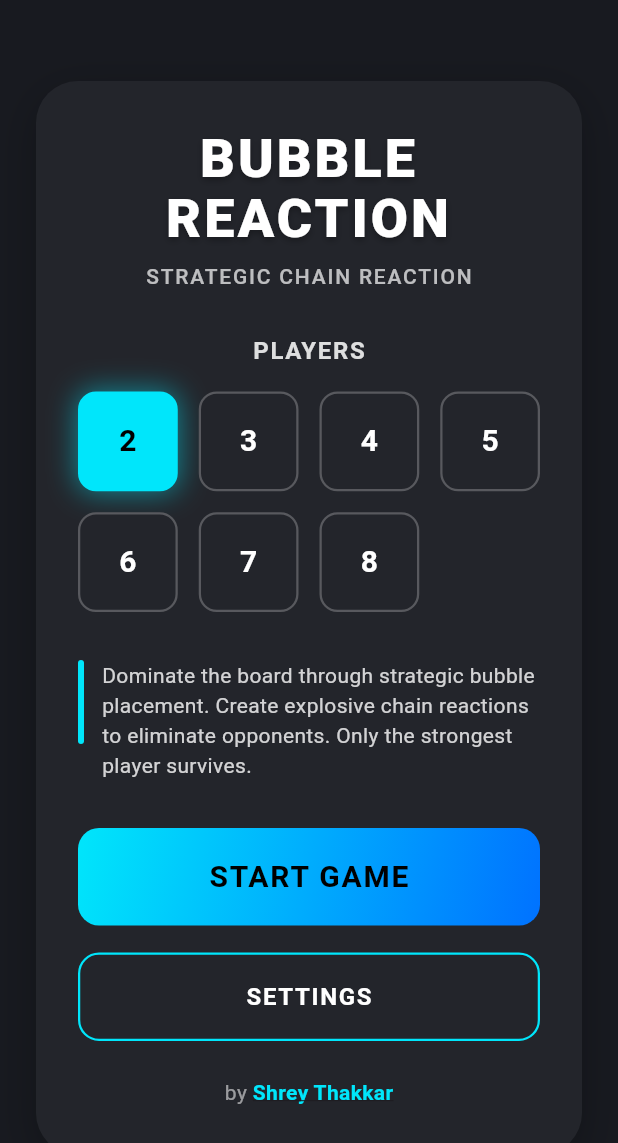
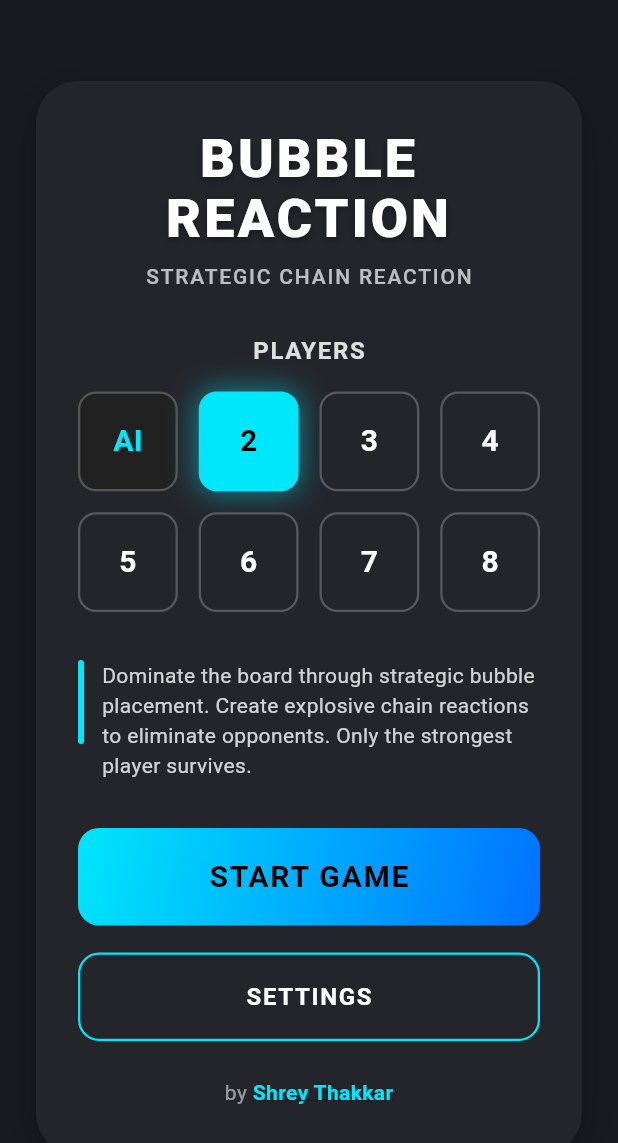
Before and after one commit to shreythakkar2056/bubblereaction, a Flutter app: the screen it shows after launch, on a phone screen of 412 x 824 dp. Shown: the top 1143 px of the screen. Run offline on Flutter 3.47's test engine with Material 3 defaults, Android fonts, the light colour scheme and no system bars.

Commit message:
fully working

```diff
--- a/BUBBLE REACTION/lib/ui/home_screen.dart
+++ b/BUBBLE REACTION/lib/ui/home_screen.dart
@@ -97,7 +97,46 @@ class _HomeScreenState extends State<HomeScreen> {
                 mainAxisSpacing: 14,
                 crossAxisSpacing: 14,
                 physics: const NeverScrollableScrollPhysics(),
-                children: List.generate(7, (i) {
+                children: [
+                  GestureDetector(
+                    onTap: () {
+                      showDialog(
+                        context: context,
+                        builder: (context) => AlertDialog(
+                          title: const Text('AI Mode'),
+                          content: const Text('Coming soon!'),
+                          actions: [
+                            TextButton(
+                              onPressed: () => Navigator.of(context).pop(),
+                              child: const Text('OK'),
+                            ),
+                          ],
+                        ),
+                      );
+                    },
+                    child: AnimatedContainer(
+                      duration: const Duration(milliseconds: 200),
+                      decoration: BoxDecoration(
+                        color: Colors.grey[900],
+                        borderRadius: BorderRadius.circular(12),
+                        border: Border.all(
+                          color: Colors.white24,
+                          width: 1.5,
+                        ),
+                      ),
+                      child: const Center(
+                        child: Text(
+                          'AI',
+                          style: TextStyle(
+                            color: Color(0xFF00E6FB),
+                            fontWeight: FontWeight.bold,
+                            fontSize: 20,
+                          ),
+                        ),
+                      ),
+                    ),
+                  ),
+                  ...List.generate(7, (i) {
                     int playerNum = i + 2;
                     bool selected = _selectedPlayers == playerNum;
                     return GestureDetector(
@@ -138,6 +177,7 @@ class _HomeScreenState extends State<HomeScreen> {
                       ),
                     );
                   }),
+                ],
               ),
               const SizedBox(height: 32),
               Row(
```
Also changed, not shown: BUBBLE REACTION/lib/game_logic/chain_reaction_game.dart (+62 -71 lines), BUBBLE REACTION/lib/game_logic/game_state.dart (deleted, +0 -44 lines), BUBBLE REACTION/lib/ui/game_screen.dart (+41 -9 lines). Lines whose indentation alone changed are shown as unchanged.
